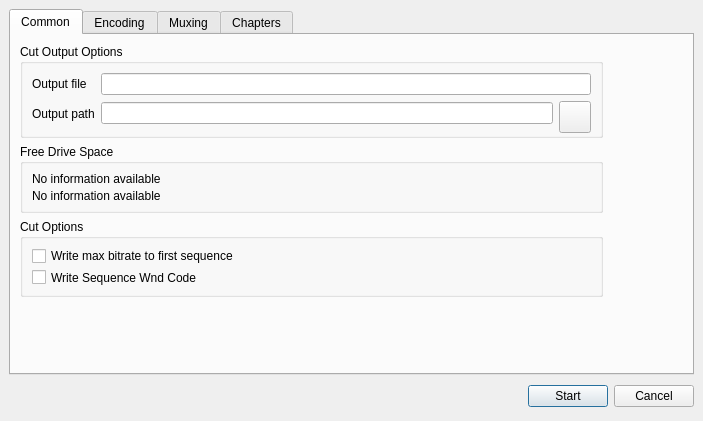
Qt form trunk/ui/avcutdialog.ui (BackupTheBerlios/ttcut-svn) before a commit.
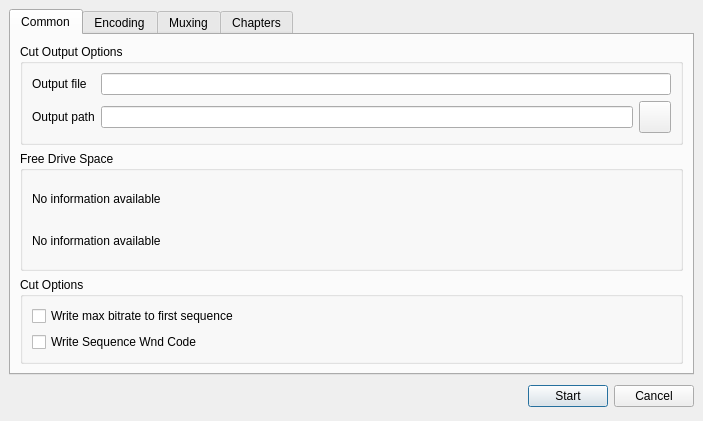
The same form after that commit. Icons and pictures are not drawn. Custom widgets are drawn as their Qt base class.

The edit to the form file:
```diff
--- a/trunk/ui/avcutdialog.ui
+++ b/trunk/ui/avcutdialog.ui
@@ -68,17 +68,25 @@
       <attribute name="icon" >
        <iconset resource="avcutdialog.qrc" >:/pixmaps/pixmaps/settings_18.xpm</iconset>
       </attribute>
-      <widget class="QGroupBox" name="gbCutOptions" >
-       <property name="geometry" >
-        <rect>
-         <x>9</x>
-         <y>184</y>
-         <width>583</width>
-         <height>78</height>
-        </rect>
+      <layout class="QGridLayout" >
+       <property name="margin" >
+        <number>9</number>
+       </property>
+       <property name="spacing" >
+        <number>6</number>
+       </property>
+       <item row="1" column="0" >
+        <widget class="QGroupBox" name="gbFreeDriveSpace" >
+         <property name="sizePolicy" >
+          <sizepolicy>
+           <hsizetype>5</hsizetype>
+           <vsizetype>5</vsizetype>
+           <horstretch>0</horstretch>
+           <verstretch>4</verstretch>
+          </sizepolicy>
        </property>
        <property name="title" >
-        <string>Cut Options</string>
+          <string>Free Drive Space</string>
        </property>
        <layout class="QGridLayout" >
         <property name="margin" >
@@ -88,30 +96,24 @@
          <number>6</number>
         </property>
         <item row="1" column="0" >
-         <widget class="QCheckBox" name="cbEndCode" >
+           <widget class="QLabel" name="laFreeDiskSpace2" >
           <property name="text" >
-           <string>Write Sequence Wnd Code</string>
+             <string>No information available</string>
           </property>
          </widget>
         </item>
         <item row="0" column="0" >
-         <widget class="QCheckBox" name="cbMaxBitrate" >
+           <widget class="QLabel" name="laFreeDiskSpace1" >
           <property name="text" >
-           <string>Write max bitrate to first sequence</string>
+             <string>No information available</string>
           </property>
          </widget>
         </item>
        </layout>
       </widget>
+       </item>
+       <item row="0" column="0" >
       <widget class="QGroupBox" name="gbOutput" >
-       <property name="geometry" >
-        <rect>
-         <x>9</x>
-         <y>9</y>
-         <width>583</width>
-         <height>94</height>
-        </rect>
-       </property>
        <property name="title" >
         <string>Cut Output Options</string>
        </property>
@@ -166,25 +168,11 @@
         </item>
        </layout>
       </widget>
-      <widget class="QGroupBox" name="gbFreeDriveSpace" >
-       <property name="geometry" >
-        <rect>
-         <x>9</x>
-         <y>109</y>
-         <width>583</width>
-         <height>69</height>
-        </rect>
-       </property>
-       <property name="sizePolicy" >
-        <sizepolicy>
-         <hsizetype>5</hsizetype>
-         <vsizetype>5</vsizetype>
-         <horstretch>0</horstretch>
-         <verstretch>4</verstretch>
-        </sizepolicy>
-       </property>
+       </item>
+       <item row="2" column="0" >
+        <widget class="QGroupBox" name="gbCutOptions" >
        <property name="title" >
-        <string>Free Drive Space</string>
+          <string>Cut Options</string>
        </property>
        <layout class="QGridLayout" >
         <property name="margin" >
@@ -194,21 +182,23 @@
          <number>6</number>
         </property>
         <item row="1" column="0" >
-         <widget class="QLabel" name="laFreeDiskSpace2" >
+           <widget class="QCheckBox" name="cbEndCode" >
           <property name="text" >
-           <string>No information available</string>
+             <string>Write Sequence Wnd Code</string>
           </property>
          </widget>
         </item>
         <item row="0" column="0" >
-         <widget class="QLabel" name="laFreeDiskSpace1" >
+           <widget class="QCheckBox" name="cbMaxBitrate" >
           <property name="text" >
-           <string>No information available</string>
+             <string>Write max bitrate to first sequence</string>
           </property>
          </widget>
         </item>
        </layout>
       </widget>
+       </item>
+      </layout>
      </widget>
      <widget class="QWidget" name="tabEncoding" >
       <attribute name="title" >
@@ -285,13 +275,6 @@
  </widget>
  <pixmapfunction></pixmapfunction>
  <customwidgets>
-  <customwidget>
-   <class>TTCutSettingsEncoder</class>
-   <extends>QGroupBox</extends>
-   <header>../gui/ttcutsettingsencoder.h</header>
-   <container>0</container>
-   <pixmap></pixmap>
-  </customwidget>
   <customwidget>
    <class>TTCutSettingsMuxer</class>
    <extends>QGroupBox</extends>
@@ -306,6 +289,13 @@
    <container>0</container>
    <pixmap></pixmap>
   </customwidget>
+  <customwidget>
+   <class>TTCutSettingsEncoder</class>
+   <extends>QGroupBox</extends>
+   <header>../gui/ttcutsettingsencoder.h</header>
+   <container>0</container>
+   <pixmap></pixmap>
+  </customwidget>
  </customwidgets>
  <resources>
   <include location="avcutdialog.qrc" />
```
Lines whose indentation alone changed are shown as unchanged.
